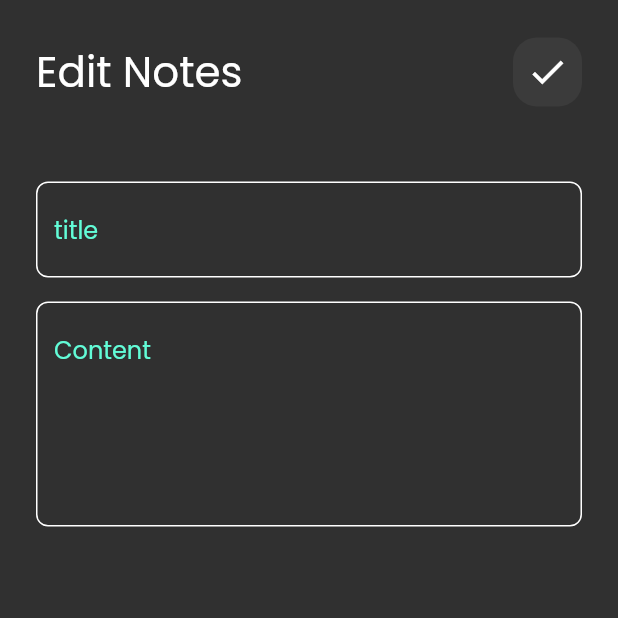
After one commit to mariamMousa/notes_app, a Flutter app: the screen it shows after launch, after a tap on "Mariam", on a phone screen of 412 x 824 dp, the top half of it. The commit adds this screen. Run offline on Flutter 3.47's test engine with Material 2 defaults, Android fonts, the phone set to English and light mode, and no system bars; our stand-ins replace font_awesome_flutter.

Commit message:
add edit note view

```diff
--- /dev/null
+++ b/lib/views/edit_note_view.dart
@@ -0,0 +1,13 @@
+import 'package:flutter/material.dart';
+import 'package:notes_app/views/widgets/edit_note_view_body.dart';
+
+class EditNoteView extends StatelessWidget {
+  const EditNoteView({super.key});
+
+  @override
+  Widget build(BuildContext context) {
+    return const Scaffold(
+      body: EditNoteViewBody(),
+    );
+  }
+}
--- a/lib/views/widgets/custom_app_bar.dart
+++ b/lib/views/widgets/custom_app_bar.dart
@@ -1,19 +1,21 @@
 import 'package:flutter/material.dart';
-import 'package:notes_app/views/widgets/custom_search_icon.dart';
+import 'package:notes_app/views/widgets/custom_icon.dart';
 
 class CustomAppBar extends StatelessWidget {
-  const CustomAppBar({super.key});
+  const CustomAppBar({super.key, required this.title, required this.icon});
+  final String title;
+  final IconData icon;
 
   @override
   Widget build(BuildContext context) {
-    return const Row(
+    return Row(
+      mainAxisAlignment: MainAxisAlignment.spaceBetween,
       children: [
-        Text("Notes",
-            style: TextStyle(
+        Text(title,
+            style: const TextStyle(
               fontSize: 28,
             )),
-        Spacer(),
-        CustomSearchIcon()
+        CustomIcon(icon: icon)
       ],
     );
   }
--- a/lib/views/widgets/custom_search_icon.dart
+++ b/lib/views/widgets/custom_icon.dart
@@ -1,7 +1,8 @@
 import 'package:flutter/material.dart';
 
-class CustomSearchIcon extends StatelessWidget {
-  const CustomSearchIcon({super.key});
+class CustomIcon extends StatelessWidget {
+  const CustomIcon({super.key, required this.icon});
+  final IconData icon;
 
   @override
   Widget build(BuildContext context) {
@@ -11,9 +12,9 @@ class CustomSearchIcon extends StatelessWidget {
       decoration: BoxDecoration(
           color: Colors.white.withOpacity(.05),
           borderRadius: BorderRadius.circular(16)),
-      child: const Center(
+      child: Center(
           child: Icon(
-        Icons.search,
+        icon,
         size: 28,
       )),
     );
--- a/lib/views/widgets/custom_note_item.dart
+++ b/lib/views/widgets/custom_note_item.dart
@@ -1,5 +1,6 @@
 import 'package:flutter/material.dart';
 import 'package:font_awesome_flutter/font_awesome_flutter.dart';
+import 'package:notes_app/views/edit_note_view.dart';
 
 class NoteItem extends StatelessWidget {
   const NoteItem({super.key});
@@ -13,7 +14,13 @@ class NoteItem extends StatelessWidget {
       child: Column(
         crossAxisAlignment: CrossAxisAlignment.end,
         children: [
-          ListTile(
+          GestureDetector(
+            onTap: () {
+              Navigator.push(context, MaterialPageRoute(builder: (context) {
+                return const EditNoteView();
+              }));
+            },
+            child: ListTile(
               title: const Text(
                 "Mariam",
                 style: TextStyle(color: Colors.black, fontSize: 26),
@@ -34,6 +41,7 @@ class NoteItem extends StatelessWidget {
                     color: Colors.black,
                   )),
             ),
+          ),
           Padding(
             padding: const EdgeInsets.only(right: 24),
             child: Text(
--- /dev/null
+++ b/lib/views/widgets/edit_note_view_body.dart
@@ -0,0 +1,36 @@
+import 'package:flutter/material.dart';
+import 'package:notes_app/views/widgets/custom_app_bar.dart';
+import 'package:notes_app/views/widgets/custom_text_field.dart';
+
+class EditNoteViewBody extends StatelessWidget {
+  const EditNoteViewBody({super.key});
+
+  @override
+  Widget build(BuildContext context) {
+    return const Padding(
+      padding: EdgeInsets.symmetric(horizontal: 24),
+      child: Column(
+        children: [
+          SizedBox(
+            height: 25,
+          ),
+          CustomAppBar(
+            title: 'Edit Notes',
+            icon: Icons.check,
+          ),
+          SizedBox(
+            height: 50,
+          ),
+          CustomTextField(hint: 'title'),
+          SizedBox(
+            height: 16,
+          ),
+          CustomTextField(
+            hint: 'Content',
+            maxLines: 5,
+          )
+        ],
+      ),
+    );
+  }
+}
--- a/lib/views/widgets/notes_view_body.dart
+++ b/lib/views/widgets/notes_view_body.dart
@@ -14,7 +14,10 @@ class NotesViewBody extends StatelessWidget {
           SizedBox(
             height: 25,
           ),
-          CustomAppBar(),
+          CustomAppBar(
+            title: 'Notes',
+            icon: Icons.search,
+          ),
           Expanded(child: NotesListView())
         ],
       ),
```
Lines whose indentation alone changed are shown as unchanged.
